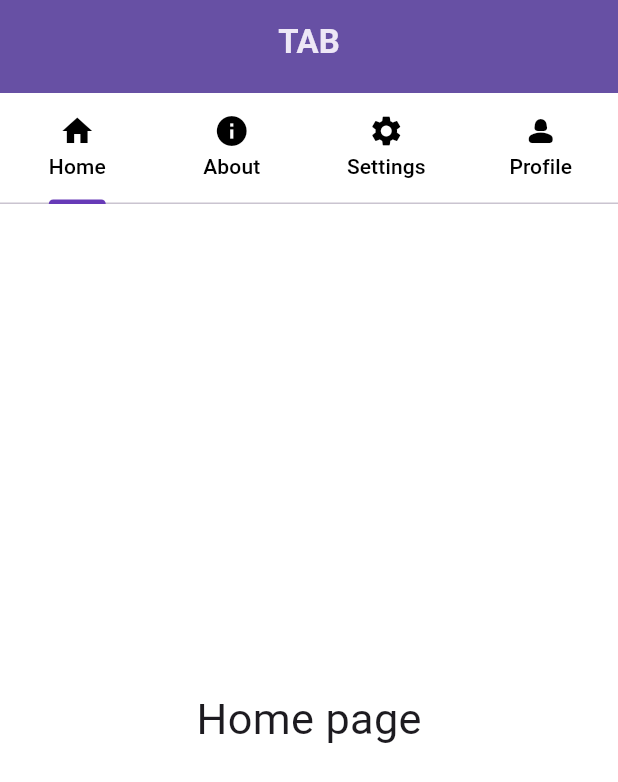
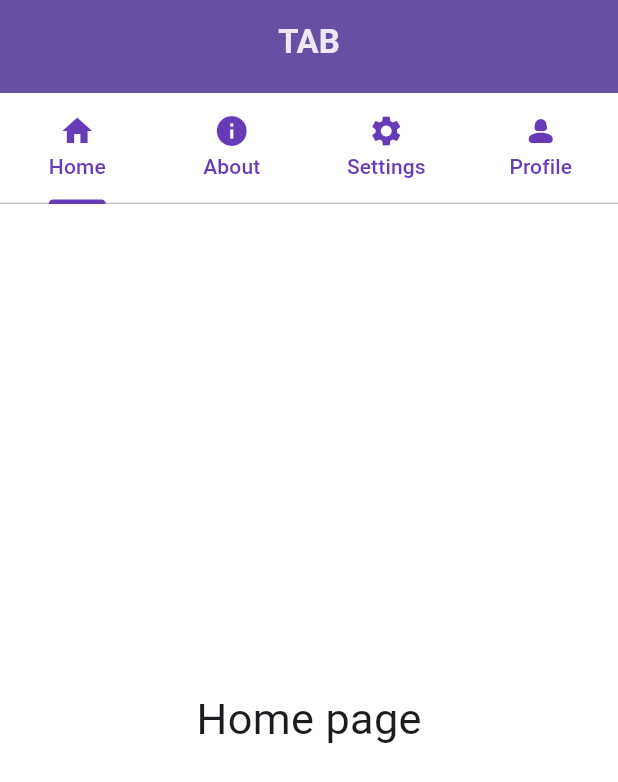
Before and after one commit to Shakirullah25/Flutter-tab, a Flutter app: the screen it shows after launch, on a phone screen of 412 x 824 dp. Shown: the top 782 px of the screen. Run offline on Flutter 3.47's test engine with Material 3 defaults, Android fonts, the phone set to English and light mode, and no system bars.

Commit message:
README updated

```diff
--- a/lib/tab_page.dart
+++ b/lib/tab_page.dart
@@ -33,9 +33,9 @@ class TabPage extends StatelessWidget {
 
   TabBar tabBarContent(BuildContext context) {
     return const TabBar(
-      labelColor: Colors.black,
+      labelColor: Colors.deepPurple,
       indicatorColor: Colors.deepPurple,
-      unselectedLabelColor: Colors.black,
+      unselectedLabelColor: Colors.deepPurple,
       tabs: [
         Tab(icon: Icon(Icons.home), text: "Home"),
         Tab(icon: Icon(Icons.info), text: "About"),
```
Also changed, not shown: 1 other file.
